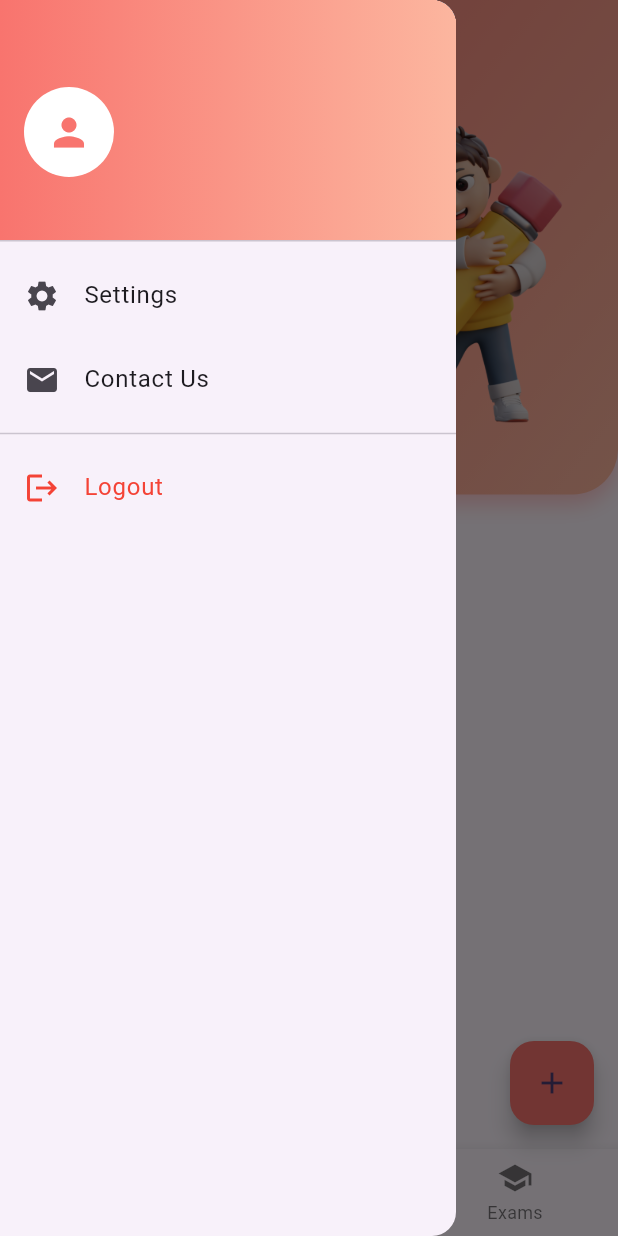
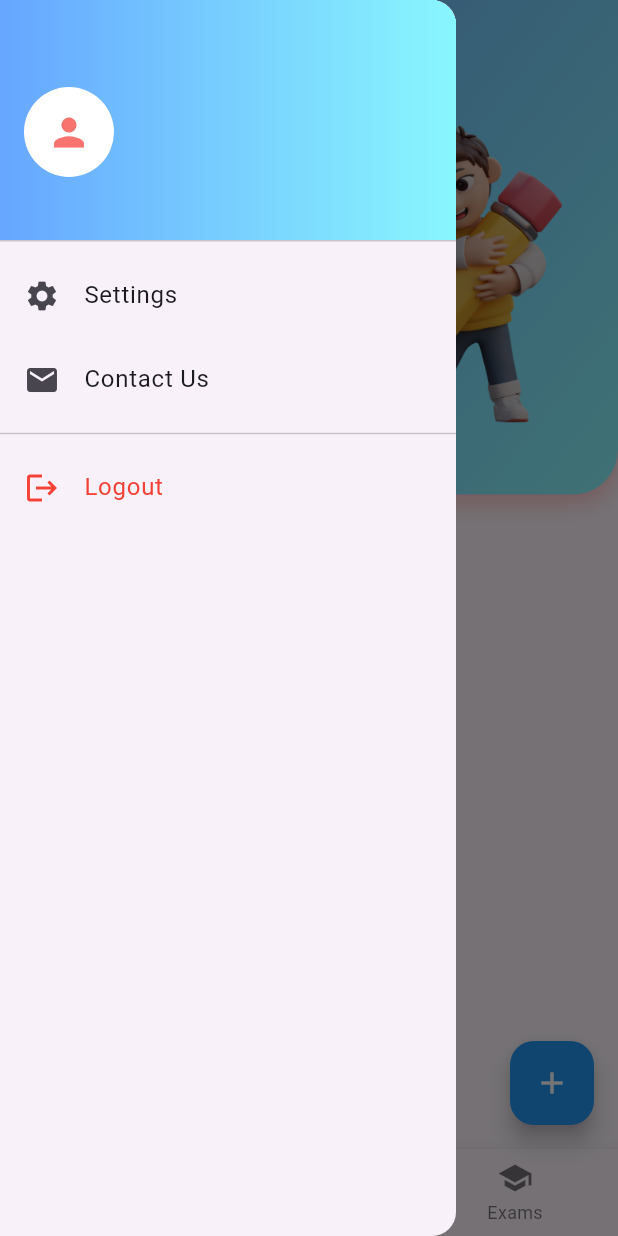
Before and after one commit to Sheri78/EduTask, a Flutter app: the screen it shows once a user with an empty profile is signed in, in the side drawer, after a tap on the "menu" icon, on a phone screen of 412 x 824 dp. Run offline on Flutter 3.47's test engine with Material 3 defaults, Android fonts, the phone set to English and light mode, and no system bars; our stand-ins replace cloud_firestore, firebase_auth, firebase_core, fluttertoast, get, google_sign_in and 2 more; accounts and stored records are empty.

Commit message:
last commit

```diff
--- a/lib/screens/auth/login_screen.dart
+++ b/lib/screens/auth/login_screen.dart
@@ -102,10 +102,9 @@ class LoginPage extends StatelessWidget {
                         ? null
                         : () {
                       if (_formKey.currentState!.validate()) {
-                        authController.loginWithEmailAndPassword(
-                          email: _emailController.text.trim(),
-                          password: _passwordController.text.trim(),
-                          rememberMe: _rememberMe.value,
+                        authController.login(
+                          _emailController.text.trim(),
+                          _passwordController.text.trim(),
                         );
                       }
                     },
--- a/lib/screens/student/student_home_page.dart
+++ b/lib/screens/student/student_home_page.dart
@@ -45,8 +45,13 @@ class _StudentHomeScreenState extends State<StudentHomeScreen> {
           Container(
             height: MediaQuery.of(context).size.height * 0.4,
             decoration: BoxDecoration(
+              // color: Colors.blue,
               gradient: const LinearGradient(
-                colors: [Color(0xFFF8746E), Color(0xFFFCB69F)],
+                colors: [ Color(0xFF66a6ff),Color(0xFF89f7fe)],
+                // colors: [Color(0xFF396afc), Color(0xFF2948ff)],
+                // colors: [Color(0xFF396afc), Color(0xFF2948ff)],
+                // colors: [Color(0xFF43C6AC), Color(0xFF191654)],
+                // colors: [Color(0xFF000046), Color(0xFF1CB5E0)],
                 begin: Alignment.topLeft,
                 end: Alignment.bottomRight,
               ),
@@ -96,8 +101,8 @@ class _StudentHomeScreenState extends State<StudentHomeScreen> {
                             ),
                             SizedBox(height: 10),
                             Text(
-                              'Manage your Assignments, Exams, and Projects',
-                              style: TextStyle(color: Colors.white70, fontSize: 14),
+                              'Prioritize Organize Execute',
+                              style: TextStyle(color: Colors.white70, fontSize: 14, fontWeight: FontWeight.bold),
                             ),
                           ],
                         ),
@@ -128,8 +133,8 @@ class _StudentHomeScreenState extends State<StudentHomeScreen> {
         ],
       ),
       floatingActionButton: FloatingActionButton(
-        backgroundColor: Color(0xFFF8746F),
-        child: const Icon(Icons.add),
+        backgroundColor: Colors.blue,
+        child: const Icon(Icons.add,color: Colors.white,),
         onPressed: () => Get.to(() => AddTaskScreen()),
       ),
       bottomNavigationBar: BottomNavigationBar(
@@ -148,7 +153,7 @@ class _StudentHomeScreenState extends State<StudentHomeScreen> {
           ),
         ],
         currentIndex: _selectedIndex,
-        selectedItemColor: Colors.amber[800],
+        selectedItemColor: Colors.blue,
         onTap: _onItemTapped,
       ),
     );
@@ -162,7 +167,7 @@ class _StudentHomeScreenState extends State<StudentHomeScreen> {
           DrawerHeader(
             decoration: const BoxDecoration(
               gradient: LinearGradient(
-                colors: [Color(0xFFF8746E), Color(0xFFFCB69F)],
+                colors: [Color(0xFF66a6ff),Color(0xFF89f7fe)],
               ),
             ),
             child: Obx(() {
--- a/pubspec.yaml
+++ b/pubspec.yaml
@@ -16,6 +16,7 @@ dependencies:
 
   cupertino_icons: ^1.0.8
   firebase_auth: ^5.5.3
+  fluttertoast: ^8.2.12
   firebase_core: ^3.13.0
   get: ^4.7.2
   google_sign_in: ^6.2.2
```
Also changed, not shown: lib/controllers/auth_controller.dart (+47 -12 lines), assets/images/admin.png (added), pubspec.lock, 1 other file.
